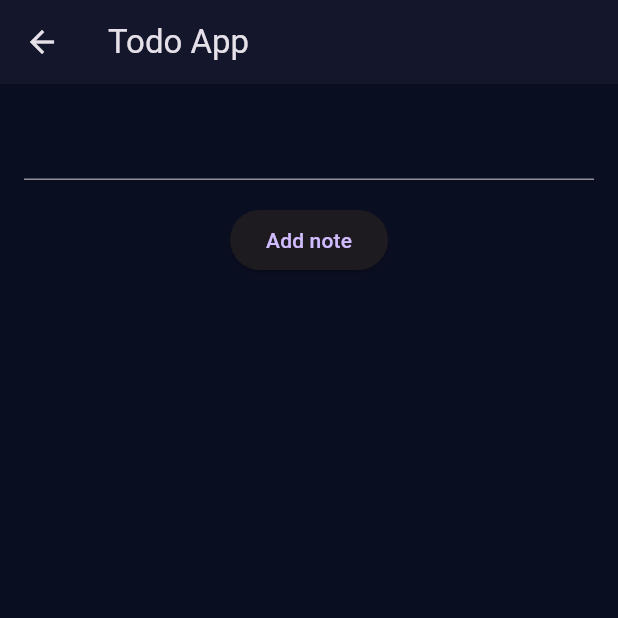
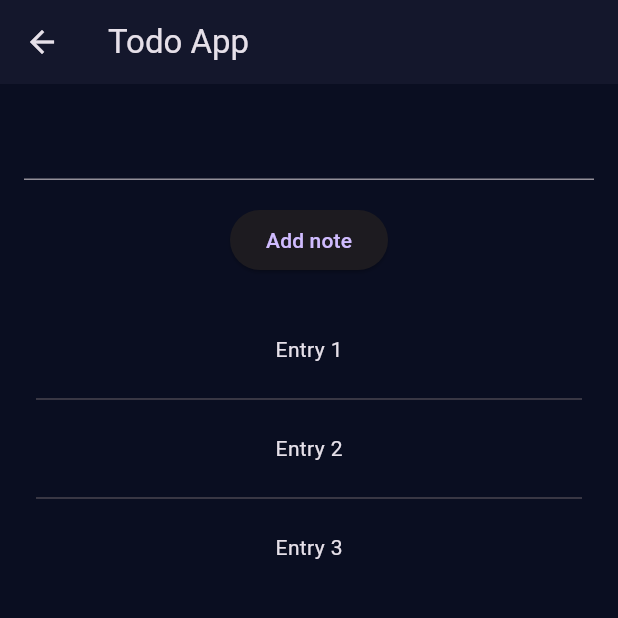
Before and after one commit to systemry420/flutter_apps, a Flutter app: the MainTodo screen opened by its route, on a phone screen of 412 x 824 dp, the top half of it. Run offline on Flutter 3.47's test engine with Material 3 defaults, Android fonts, the phone set to English and light mode, and no system bars; missing offline and left inert: dart:ffi.

```diff
--- a/lib/TodoApp/Main-Todo.dart
+++ b/lib/TodoApp/Main-Todo.dart
@@ -34,20 +34,24 @@ class _MainTodoState extends State<MainTodo> {
                 onPressed: () {},
                 child: Text('Add note'),
               ),
-            )
-            // ListView.separated(
-            //   padding: const EdgeInsets.all(8),
-            //   itemCount: entries.length,
-            //   itemBuilder: (BuildContext context, int index) {
-            //     return Container(
-            //       height: 50,
-            //       color: Colors.amber[int.parse(entries[index])],
-            //       child: Center(child: Text('Entry ${entries[index]}')),
-            //     );
-            //   },
-            //   separatorBuilder: (BuildContext context, int index) =>
-            //       const Divider(),
-            // ),
+            ),
+            Expanded(
+              child: SizedBox(
+                child: ListView.separated(
+                  padding: const EdgeInsets.all(8),
+                  itemCount: entries.length,
+                  itemBuilder: (BuildContext context, int index) {
+                    return Container(
+                      height: 50,
+                      color: Colors.amber[int.parse(entries[index])],
+                      child: Center(child: Text('Entry ${entries[index]}')),
+                    );
+                  },
+                  separatorBuilder: (BuildContext context, int index) =>
+                      const Divider(),
+                ),
+              ),
+            ),
           ],
         ),
       ),
```
